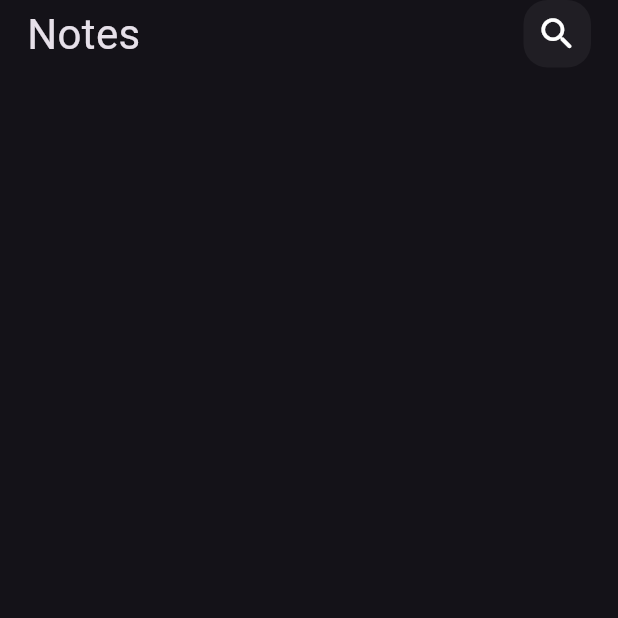
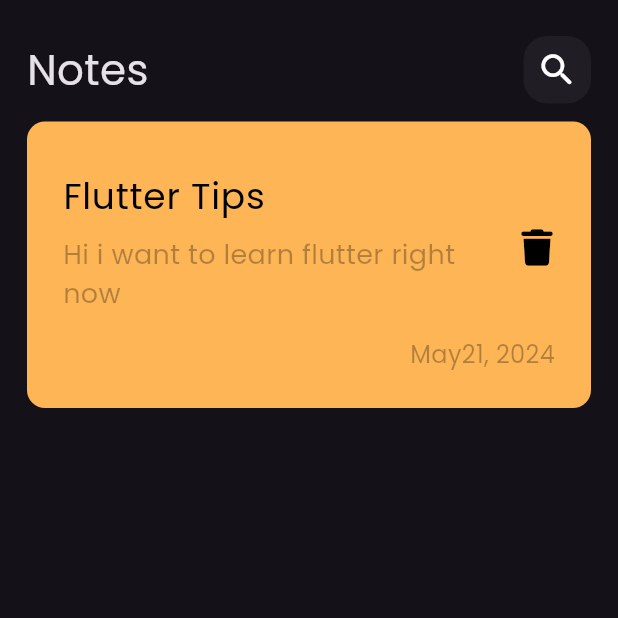
Before and after one commit to mohammadhamza16/notes_app, a Flutter app: the screen it shows after launch, on a phone screen of 412 x 824 dp, the top half of it. Run offline on Flutter 3.47's test engine with Material 3 defaults, Android fonts, the phone set to English and light mode, and no system bars; our stand-ins replace font_awesome_flutter, google_fonts.

Commit message:
add note item

```diff
--- a/lib/main.dart
+++ b/lib/main.dart
@@ -1,4 +1,6 @@
 import 'package:flutter/material.dart';
+import 'package:google_fonts/google_fonts.dart';
+
 import 'package:notes_app/helper/constants.dart';
 import 'package:notes_app/views/notes_view.dart';
 
@@ -15,7 +17,10 @@ class NotesApp extends StatelessWidget {
       debugShowCheckedModeBanner: false,
       initialRoute: Constants.notesView,
       routes: {Constants.notesView: (context) => NotesView()},
-      theme: ThemeData.dark(),
+      theme: ThemeData(
+        brightness: Brightness.dark,
+        fontFamily: GoogleFonts.poppins().fontFamily,
+      ),
     );
   }
 }
--- a/lib/views/notes_view.dart
+++ b/lib/views/notes_view.dart
@@ -7,8 +7,10 @@ class NotesView extends StatelessWidget {
   static final String id = Constants.notesView;
   @override
   Widget build(BuildContext context) {
-    return Scaffold(
-      body: NotesViewBody(),
+    return SafeArea(
+      child: Scaffold(
+        body: NotesViewBody(),
+      ),
     );
   }
 }
--- /dev/null
+++ b/lib/widgets/note_item.dart
@@ -0,0 +1,50 @@
+import 'package:flutter/material.dart';
+import 'package:font_awesome_flutter/font_awesome_flutter.dart';
+
+class NoteItem extends StatelessWidget {
+  const NoteItem({super.key});
+
+  @override
+  Widget build(BuildContext context) {
+    return Container(
+      margin: EdgeInsets.symmetric(vertical: 12),
+      padding: EdgeInsets.symmetric(vertical: 24, horizontal: 24),
+      decoration: BoxDecoration(
+        borderRadius: BorderRadius.circular(
+          12,
+        ),
+        color: const Color.fromARGB(255, 253, 181, 86),
+      ),
+      child: Column(
+        crossAxisAlignment: CrossAxisAlignment.end,
+        children: [
+          ListTile(
+            contentPadding: EdgeInsets.zero,
+            title: Text(
+              'Flutter Tips',
+              style: TextStyle(fontSize: 24, color: Colors.black),
+            ),
+            subtitle: Padding(
+              padding: const EdgeInsets.symmetric(vertical: 8.0),
+              child: Text(
+                'Hi i want to learn flutter right now',
+                style: TextStyle(
+                    fontSize: 18, color: Colors.black.withValues(alpha: .3)),
+              ),
+            ),
+            trailing: Icon(
+              color: Colors.black,
+              FontAwesomeIcons.trash,
+              size: 24,
+            ),
+          ),
+          Text(
+            'May21, 2024',
+            style: TextStyle(
+                fontSize: 16, color: Colors.black.withValues(alpha: .3)),
+          )
+        ],
+      ),
+    );
+  }
+}
--- a/lib/widgets/notes_view_body.dart
+++ b/lib/widgets/notes_view_body.dart
@@ -1,5 +1,6 @@
 import 'package:flutter/material.dart';
 import 'package:notes_app/widgets/custom_app_bar.dart';
+import 'package:notes_app/widgets/note_item.dart';
 
 class NotesViewBody extends StatelessWidget {
   const NotesViewBody({super.key});
@@ -7,9 +8,9 @@ class NotesViewBody extends StatelessWidget {
   @override
   Widget build(BuildContext context) {
     return Padding(
-      padding: const EdgeInsets.symmetric(horizontal: 18.0),
+      padding: const EdgeInsets.symmetric(horizontal: 18.0, vertical: 24),
       child: Column(
-        children: [CustomAppBar()],
+        children: [CustomAppBar(), NoteItem()],
       ),
     );
   }
```
Also changed, not shown: pubspec.yaml (+4 -16 lines), pubspec.lock, 1 other file.
